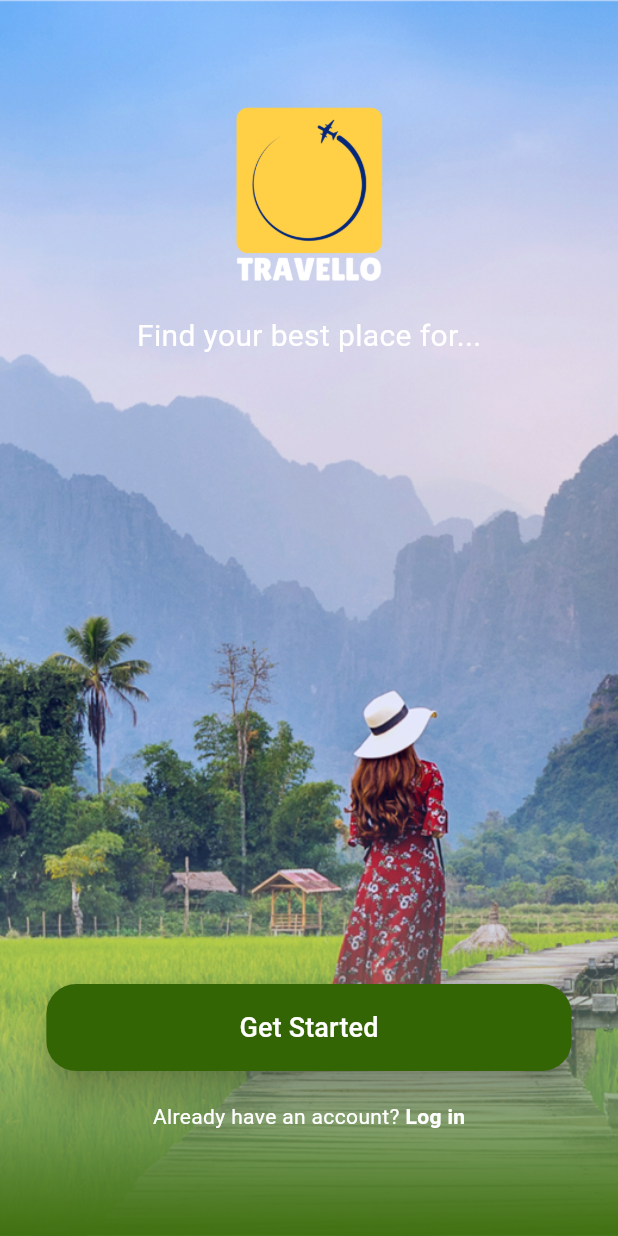
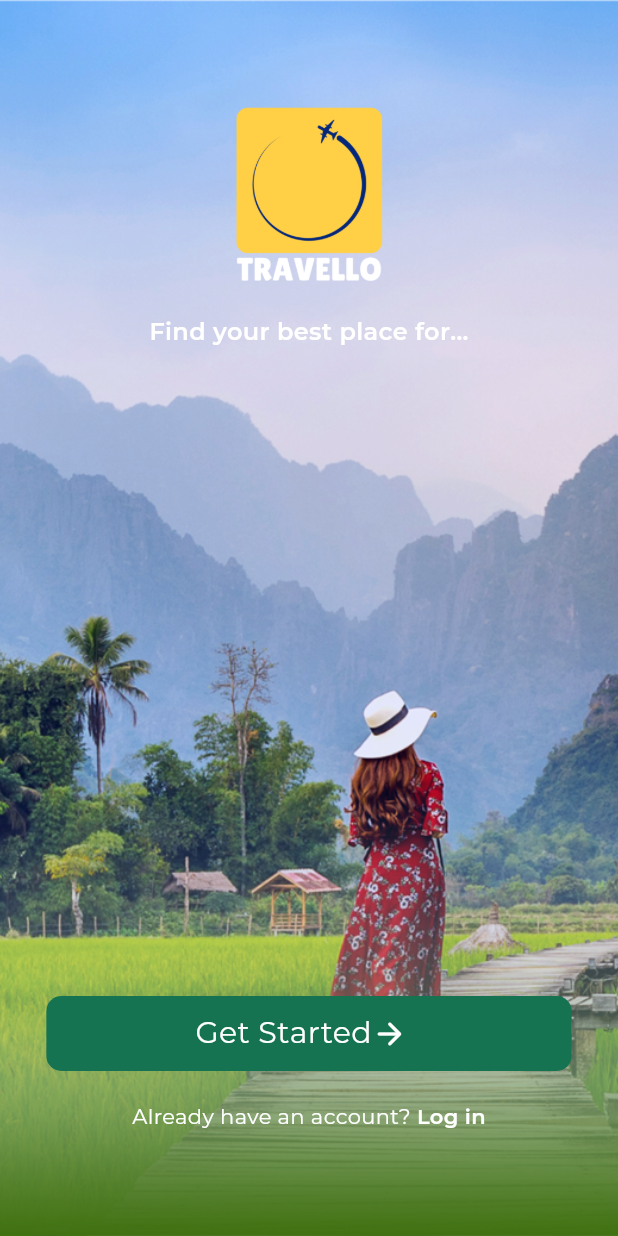
Before and after one commit to asad219/travello, a Flutter app: the screen it shows after launch, on a phone screen of 412 x 824 dp. Run offline on Flutter 3.47's test engine with Material 3 defaults, Android fonts, the phone set to English and light mode, and no system bars; our stand-ins replace lottie.

Commit message:
working reusable widgets

```diff
--- /dev/null
+++ b/lib/common/app_button.dart
@@ -0,0 +1,72 @@
+import 'package:flutter/material.dart';
+import 'package:travello/common/loading_widget.dart';
+import 'package:travello/theme/styles.dart';
+
+enum ButtonState { idle, loading, disabled }
+
+class AppButton extends StatefulWidget {
+  final String title;
+  final TextStyle? titleStyle;
+  final ButtonState state;
+  final Widget? leadingIcon;
+  final List<Color>? gradiant;
+  final Function()? onTap;
+  final Color? titleColor;
+  final double? buttonRadius;
+
+  AppButton({
+    Key? key,
+    required this.title,
+    this.titleStyle,
+    this.state = ButtonState.idle,
+    this.leadingIcon,
+    this.gradiant,
+    required this.onTap,
+    this.titleColor,
+    this.buttonRadius,
+  }) : super(key: key);
+
+  @override
+  State<AppButton> createState() => _AppButtonState();
+}
+
+class _AppButtonState extends State<AppButton> {
+  @override
+  Widget build(BuildContext context) {
+    final defaultColor =
+        widget.gradiant ?? [AppColors.primaryColor, AppColors.secondaryColor];
+    return InkWell(
+      onTap: widget.onTap,
+      child: Container(
+        height: 50,
+        decoration: BoxDecoration(
+            color: defaultColor.length < 2 ? defaultColor.first : null,
+            borderRadius: BorderRadius.circular(widget.buttonRadius!),
+            gradient: defaultColor.length > 1
+                ? LinearGradient(
+                    colors: defaultColor,
+                  )
+                : null),
+        child: widget.state == ButtonState.loading
+            ? Padding(
+                padding: const EdgeInsets.all(8.0),
+                child: LoadingWidget(),
+              )
+            : Row(
+                mainAxisAlignment: MainAxisAlignment.center,
+                children: [
+                  Text(
+                    widget.title,
+                    style: TextStyle(color: widget.titleColor, fontSize: 20),
+                  ),
+                  if (widget.leadingIcon != null)
+                    Padding(
+                      padding: EdgeInsets.only(right: 10),
+                      child: widget.leadingIcon,
+                    ),
+                ],
+              ),
+      ),
+    );
+  }
+}
--- /dev/null
+++ b/lib/common/loading_widget.dart
@@ -0,0 +1,22 @@
+import 'package:flutter/widgets.dart';
+import 'package:lottie/lottie.dart';
+
+class LoadingWidget extends StatefulWidget {
+  LoadingWidget({super.key, this.width, this.height});
+  double? width = 200.0;
+  double? height = 200.0;
+
+  @override
+  State<LoadingWidget> createState() => _LoadingWidgetState();
+}
+
+class _LoadingWidgetState extends State<LoadingWidget> {
+  @override
+  Widget build(BuildContext context) {
+    return Center(
+      //child: Lottie.asset('files/logo_loading_new.json', repeat: true),
+      child: Lottie.asset('assets/images/loading.json',
+          repeat: true, width: widget.width, height: widget.height),
+    );
+  }
+}
--- a/lib/main.dart
+++ b/lib/main.dart
@@ -1,11 +1,12 @@
 import 'package:flutter/material.dart';
 import 'package:travello/helper/Utils.dart';
+import 'package:travello/theme/styles.dart';
 import 'package:travello/views/startup/login/LoginScreen.dart';
 import 'package:travello/views/startup/signup/SignupScreen.dart';
 import 'package:travello/views/startup/spash/SplashScreen.dart';
 
 void main() {
-  runApp(const MyApp());
+  runApp(MyApp());
 }
 
 class MyApp extends StatelessWidget {
@@ -20,11 +21,14 @@ class MyApp extends StatelessWidget {
         theme: ThemeData(
           colorScheme: ColorScheme.fromSeed(seedColor: Colors.deepPurple),
           useMaterial3: true,
+          fontFamily: 'Montserrat',
+          primaryColor: AppColors.primaryColor,
+          scaffoldBackgroundColor: Colors.white,
         ),
         routes: {
-          "/": (context) => const SplashScreen(),
-          "/login": (context) => const LoginScreen(),
-          "/signup": (context) => const SignupScreen()
+          "/": (context) => SplashScreen(),
+          "/login": (context) => LoginScreen(),
+          "/signup": (context) => SignupScreen()
         }
         //,
         //home: const SplashScreen(),
--- /dev/null
+++ b/lib/theme/styles.dart
@@ -0,0 +1,81 @@
+import 'package:flutter/material.dart';
+
+class AppColors {
+  //primary Background
+  static const Color primaryBackground = Color(0XFFF8F8F8);
+
+  //secondary Background
+  static const Color secondaryBackground = Color(0XFF151515);
+
+  //primary color
+  static const Color primaryColor = Color(0XFF157351);
+
+  //secondary color
+  static const Color secondaryColor = Color(0XFFFFCF49);
+
+  //text light color
+  static const Color textLight = Color(0XFFACACAC);
+
+  //text white color
+  static const Color textWhite = Color(0XFFFFFFFF);
+
+  //text dark color
+  static const Color textDark = Color(0XFF151515);
+}
+
+class TextStyles {
+  // TextStyle h1(Color textColor) {
+  //   return TextStyle(
+  //       fontSize: 28.83, color: textColor, fontWeight: FontWeight.w600);
+  // }
+
+  // TextStyle h4(Color textColor) {
+  //   return TextStyle(
+  //       fontSize: 16, color: textColor, fontWeight: FontWeight.w600);
+  // }
+
+  // TextStyle normalText1(Color textColor) {
+  //   return TextStyle(
+  //       fontSize: 16, color: textColor, fontWeight: FontWeight.w600);
+  // }
+
+  TextStyle h1(Color textColor) {
+    return TextStyle(
+        fontSize: 28.83, color: textColor, fontWeight: FontWeight.w600);
+  }
+
+  TextStyle h2(Color textColor) {
+    return TextStyle(
+        fontSize: 25.63, color: textColor, fontWeight: FontWeight.w600);
+  }
+
+  TextStyle h3(Color textColor) {
+    return TextStyle(
+        fontSize: 22.78, color: textColor, fontWeight: FontWeight.w600);
+  }
+
+  TextStyle h4(Color textColor) {
+    return TextStyle(
+        fontSize: 16, color: textColor, fontWeight: FontWeight.w600);
+  }
+
+  TextStyle normalText1(Color textColor) {
+    return TextStyle(
+        fontSize: 16, color: textColor, fontWeight: FontWeight.w600);
+  }
+
+  TextStyle normalText2(Color textColor) {
+    return TextStyle(
+        fontSize: 14.22, color: textColor, fontWeight: FontWeight.w600);
+  }
+
+  TextStyle smallText1(Color textColor) {
+    return TextStyle(
+        fontSize: 12.64, color: textColor, fontWeight: FontWeight.w600);
+  }
+
+  TextStyle smallText2(Color textColor) {
+    return TextStyle(
+        fontSize: 11.24, color: textColor, fontWeight: FontWeight.w600);
+  }
+}
--- a/lib/views/startup/spash/SplashScreen.dart
+++ b/lib/views/startup/spash/SplashScreen.dart
@@ -1,4 +1,6 @@
 import 'package:flutter/material.dart';
+import 'package:travello/common/app_button.dart';
+import 'package:travello/theme/styles.dart';
 
 class SplashScreen extends StatefulWidget {
   const SplashScreen({super.key});
@@ -6,6 +8,9 @@ class SplashScreen extends StatefulWidget {
   @override
   State<SplashScreen> createState() => _SplashScreenState();
 }
+
+//Define Variables
+bool isLoading = false;
 
 class _SplashScreenState extends State<SplashScreen> {
   @override
@@ -25,22 +30,22 @@ class _SplashScreenState extends State<SplashScreen> {
             crossAxisAlignment: CrossAxisAlignment.center,
             mainAxisAlignment: MainAxisAlignment.end,
             children: [
-              const Expanded(
+              Expanded(
                   flex: 3,
                   child: Padding(
                     padding: EdgeInsets.fromLTRB(0, 70, 0, 0),
                     child: Column(
                       children: [
-                        Image(
+                        const Image(
                           image: AssetImage("assets/images/travello-logo.png"),
                           width: 100,
                         ),
-                        SizedBox(
+                        const SizedBox(
                           height: 20,
                         ),
                         Text(
                           "Find your best place for...",
-                          style: TextStyle(color: Colors.white, fontSize: 20),
+                          style: TextStyles().h4(AppColors.textWhite),
                         )
                       ],
                     ),
@@ -48,37 +53,27 @@ class _SplashScreenState extends State<SplashScreen> {
               Column(
                 children: [
                   SizedBox(
-                    width: MediaQuery.sizeOf(context).width * .85,
-                    child: ElevatedButton(
-                      onPressed: () {},
-                      style: ElevatedButton.styleFrom(
-                        elevation: 10,
-                        backgroundColor: const Color.fromRGBO(52, 101, 4, 1),
-                        shape: RoundedRectangleBorder(
-                          borderRadius: BorderRadius.circular(20), // <-- Radius
-                        ),
-                      ),
-                      child: const Padding(
-                        padding: EdgeInsets.symmetric(
-                          vertical: 16,
-                          horizontal: 6,
-                        ),
-                        child: Row(
-                          mainAxisAlignment: MainAxisAlignment.center,
-                          // crossAxisAlignment: CrossAxisAlignment.stretch,
-                          children: [
-                            Text(
-                              "Get Started",
-                              style: TextStyle(
-                                fontSize: 18,
-                                color: Colors.white,
-                              ),
-                            )
+                      width: MediaQuery.sizeOf(context).width * .85,
+                      child: AppButton(
+                          state: isLoading
+                              ? ButtonState.loading
+                              : ButtonState.idle,
+                          gradiant: const [
+                            AppColors.primaryColor,
+                            AppColors.primaryColor
                           ],
-                        ),
-                      ),
-                    ),
-                  )
+                          buttonRadius: 10,
+                          title: isLoading ? "Loading..." : "Get Started",
+                          titleColor: AppColors.textWhite,
+                          leadingIcon: const Icon(
+                            Icons.arrow_forward_rounded,
+                            color: AppColors.textWhite,
+                          ),
+                          onTap: () async {
+                            setState(() {
+                              isLoading = !isLoading;
+                            });
+                          }))
                 ],
               ),
               const Padding(
```
Also changed, not shown: assets/images/loading.json (added, +1 -0 lines), pubspec.yaml (+7 -6 lines), assets/fonts/Montserrat-Regular.ttf (added), assets/fonts/Montserrat-SemiBold.ttf (added), pubspec.lock.
